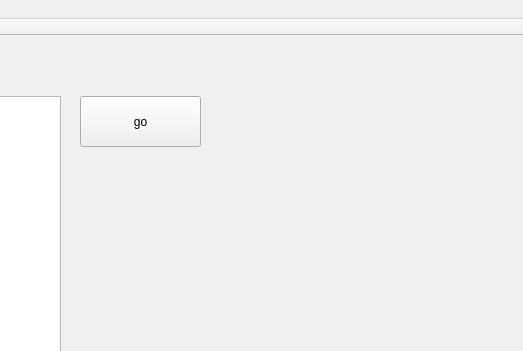
Before: the Qt Designer form mainwindow.ui in dda-661-4/RXBZ1, drawn with Qt 5; both pictures show x 730 to 1253 and y 0 to 351 of the 1357 by 746 pixel window.
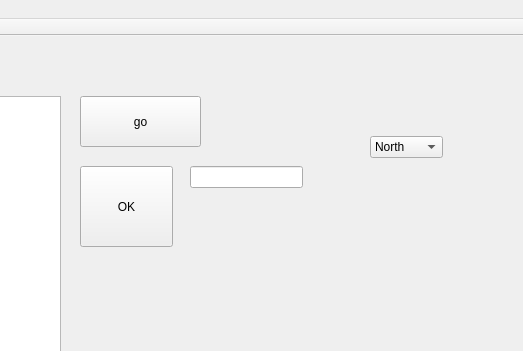
After: the same form once the commit is applied.

```diff
--- a/mainwindow.ui
+++ b/mainwindow.ui
@@ -60,6 +60,54 @@
      </rect>
     </property>
    </widget>
+   <widget class="QPushButton" name="OK_NEWS">
+    <property name="geometry">
+     <rect>
+      <x>810</x>
+      <y>130</y>
+      <width>93</width>
+      <height>81</height>
+     </rect>
+    </property>
+    <property name="text">
+     <string>OK</string>
+    </property>
+   </widget>
+   <widget class="QComboBox" name="comboBox">
+    <property name="geometry">
+     <rect>
+      <x>1100</x>
+      <y>100</y>
+      <width>73</width>
+      <height>22</height>
+     </rect>
+    </property>
+    <item>
+     <property name="text">
+      <string>North</string>
+     </property>
+    </item>
+    <item>
+     <property name="text">
+      <string>south</string>
+     </property>
+    </item>
+    <item>
+     <property name="text">
+      <string>west</string>
+     </property>
+    </item>
+   </widget>
+   <widget class="QLineEdit" name="ANGLE">
+    <property name="geometry">
+     <rect>
+      <x>920</x>
+      <y>130</y>
+      <width>113</width>
+      <height>22</height>
+     </rect>
+    </property>
+   </widget>
   </widget>
   <widget class="QMenuBar" name="menuBar">
    <property name="geometry">
```
